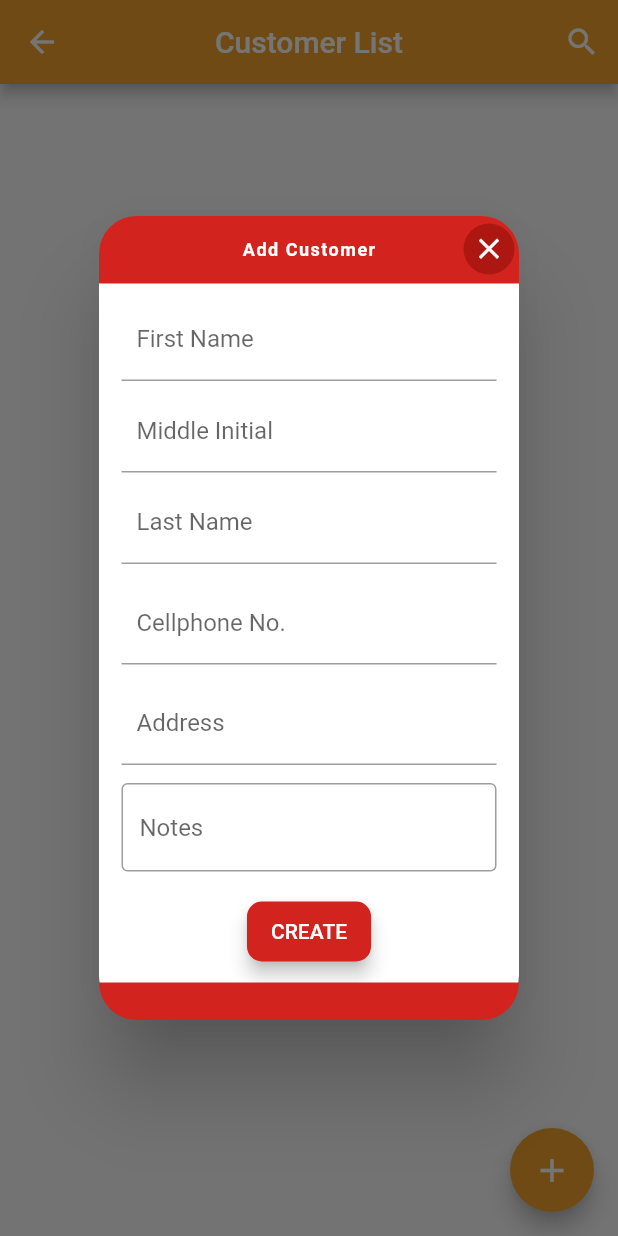
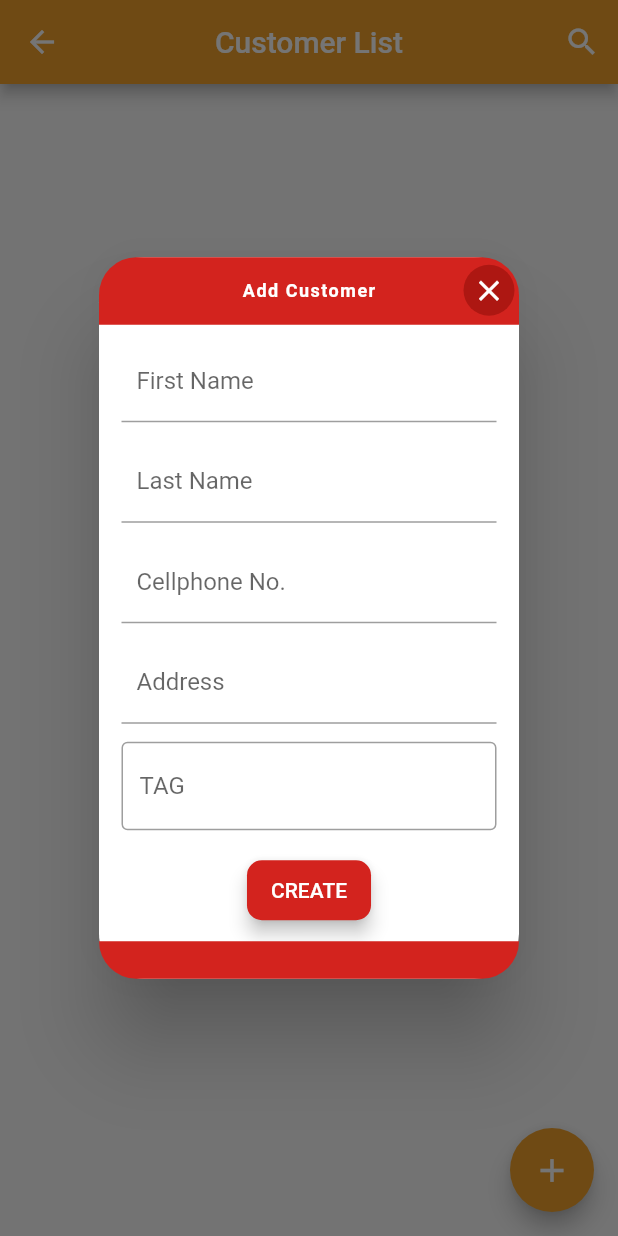
Before and after one commit to melzarjanchico-up/dennis-lechon-crm, a Flutter app: the CustomerScreen screen opened directly, after a tap on the "add" icon, on a phone screen of 412 x 824 dp. Run offline on Flutter 3.47's test engine with Material 2 defaults, Android fonts, the phone set to English and light mode, and no system bars; our stand-ins replace cloud_firestore, firebase_auth, firebase_core, flutter_spinkit, google_fonts; accounts and stored records are empty.

Commit message:
updated add customer popup in customer_screen

```diff
--- a/lib/screens/homebuttons/customer_screen.dart
+++ b/lib/screens/homebuttons/customer_screen.dart
@@ -6,7 +6,6 @@ import 'package:dennis_lechon_crm/models/customer.dart';
 import 'package:dennis_lechon_crm/screens/customer_screen/customer_list/customer_list.dart';
 import 'package:dennis_lechon_crm/widgets/search.dart';
 import 'package:flutter/services.dart';
-import 'package:validators/validators.dart';
 
 class CustomerScreen extends StatelessWidget {
   const CustomerScreen({Key? key}) : super(key: key);
@@ -14,7 +13,6 @@ class CustomerScreen extends StatelessWidget {
   @override
   Widget build(BuildContext context) {
     final _formKey = GlobalKey<FormState>();
-
     // Stream Builder
     return StreamBuilder<List<Customer>>(
         stream: CustomerService().customers,
@@ -155,6 +153,11 @@ Widget floatingAddCustomerButton(
                           child: InkResponse(
                             onTap: () {
                               Navigator.of(context).pop();
+                              _firstNameCtr.clear();
+                              _lastNameCtr.clear();
+                              _celNumCtr.clear();
+                              _barangayCtr.clear();
+                              _noteCtr.clear();
                             },
                             child: const CircleAvatar(
                               radius: 17,
@@ -168,6 +171,7 @@ Widget floatingAddCustomerButton(
                           ),
                         ),
                         // ! THE QUESTIONED CODE ENDS HERE
+                        // CLOSE NA BUTTON NI SHA MAAM
 
                         Form(
                           key: _formKey,
@@ -196,27 +200,8 @@ Widget floatingAddCustomerButton(
                               const SizedBox(
                                 width: 20.0,
                               ),
-                              Padding(
-                                padding:
-                                    const EdgeInsets.fromLTRB(15, 0, 15, 6),
-                                child: TextFormField(
-                                  keyboardType: TextInputType.text,
-                                  inputFormatters: [
-                                    LengthLimitingTextInputFormatter(2),
-                                  ],
-                                  controller: _middleNameCtr,
-                                  decoration: const InputDecoration(
-                                    contentPadding: EdgeInsets.all(10),
-                                    labelText: 'Middle Initial',
-                                  ),
-                                  validator: (value) {
-                                    if (!(isUppercase(value![0])) ||
-                                        value[1] != '.') {
-                                      return "Invalid Middle Initial.";
-                                    }
-                                    return null;
-                                  },
-                                ),
+                              const Padding(
+                                padding: EdgeInsets.fromLTRB(15, 0, 15, 6),
                               ),
                               const SizedBox(
                                 width: 20.0,
@@ -296,10 +281,10 @@ Widget floatingAddCustomerButton(
                                 padding:
                                     const EdgeInsets.fromLTRB(15, 6, 15, 6),
                                 child: TextFormField(
-                                  controller: _noteCtr,
+                                  //controller: _noteCtr,
                                   decoration: const InputDecoration(
                                     border: OutlineInputBorder(),
-                                    hintText: 'Notes',
+                                    hintText: 'TAG',
                                   ),
                                 ),
                               ),
```
